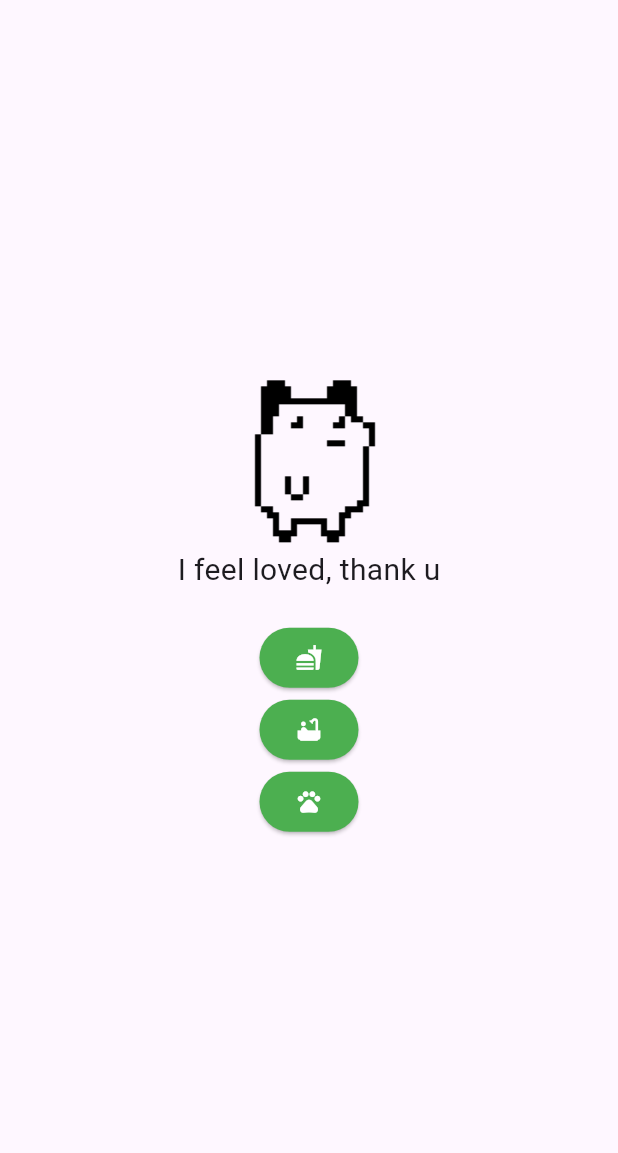
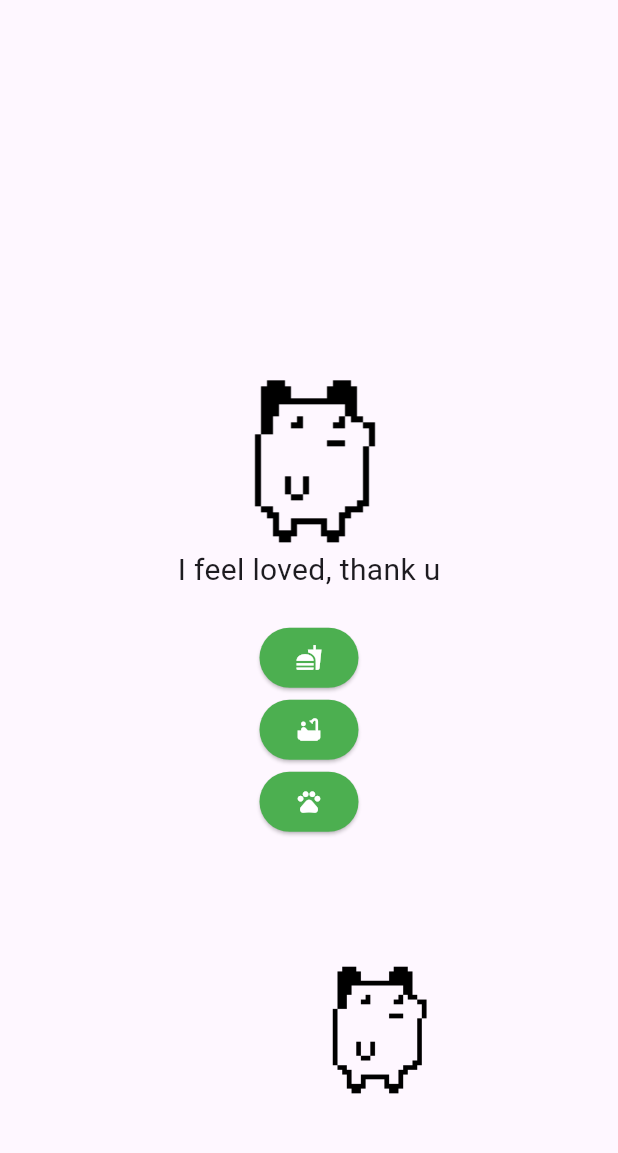
Before and after one commit to Jusss10/PetGame, a Flutter app: the screen it shows after launch, after a tap on the "fastfood" icon, after a tap on the "bathtub" icon, after a tap on the "pets" icon, on a phone screen of 412 x 824 dp, the part 63-1216 px from its top. Run offline on Flutter 3.47's test engine with Material 3 defaults, Android fonts, the light colour scheme and no system bars.

Commit message:
moving pet is there

```diff
--- a/lib/screens/home_page.dart
+++ b/lib/screens/home_page.dart
@@ -1,5 +1,6 @@
 import 'package:flutter/material.dart';
 import 'package:pet_game/widgets/custom_button.dart';
+import 'package:pet_game/widgets/moving_pet.dart';
 
 class MyHomePage extends StatefulWidget {
   const MyHomePage({super.key, required this.title});
@@ -34,7 +35,10 @@ class _MyHomePageState extends State<MyHomePage> {
       appBar: AppBar(
         title: Text(widget.title),
       ),
-      body: Center(
+      body: Stack(
+        children: [
+          const MovingPet(),
+          Center(
             child: Column(
               mainAxisAlignment: MainAxisAlignment.center,
               children: <Widget>[
@@ -46,6 +50,8 @@ class _MyHomePageState extends State<MyHomePage> {
                 CustomButton(icon: Icons.pets, onPressed: cuddlePet),
               ],
             ),
+          )
+        ],
       ),
     );
   }
--- /dev/null
+++ b/lib/widgets/moving_pet.dart
@@ -0,0 +1,43 @@
+import 'package:flutter/material.dart';
+import 'dart:async';
+
+class MovingPet extends StatefulWidget {
+  const MovingPet({super.key});
+
+  @override
+  State<MovingPet> createState() => _MovingPetState();
+}
+
+class _MovingPetState extends State<MovingPet>{
+  double _position = 0; // X-axis position
+  bool _movingRight = true; // Direction control
+
+  @override
+  void initState() {
+    super.initState();
+    startMoving(); // Start movement when widget is created
+  }
+
+  void startMoving() {
+    Timer.periodic(const Duration(seconds: 2), (timer) {
+      setState(() {
+        _position = _movingRight ? 200 : 0; // Move left or right
+        _movingRight = !_movingRight; // Toggle direction
+      });
+    });
+  }
+
+  @override
+  Widget build(BuildContext context) {
+    return Stack(
+      children: [
+        AnimatedPositioned(
+          duration: const Duration(seconds: 1),
+          left: _position,
+          bottom: 50,
+          child: Image.asset('assets/rightPet.png', width: 100),
+        ),
+      ],
+    );
+  }
+}
```
Also changed, not shown: lib/main.dart (line endings or trailing spaces). Lines whose indentation alone changed are shown as unchanged.
